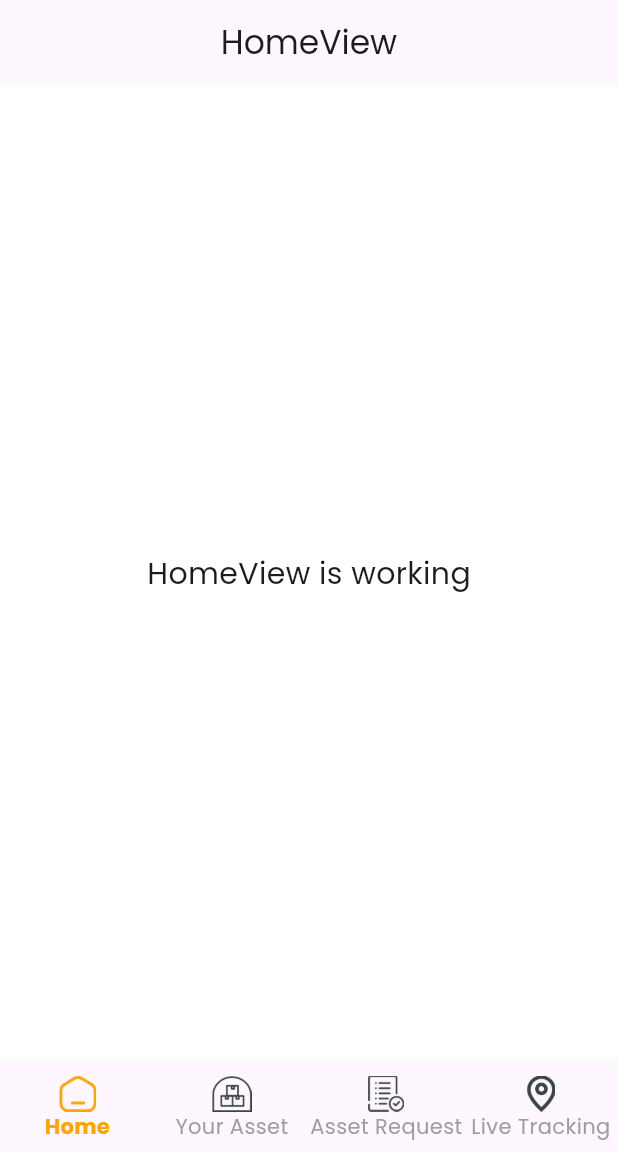
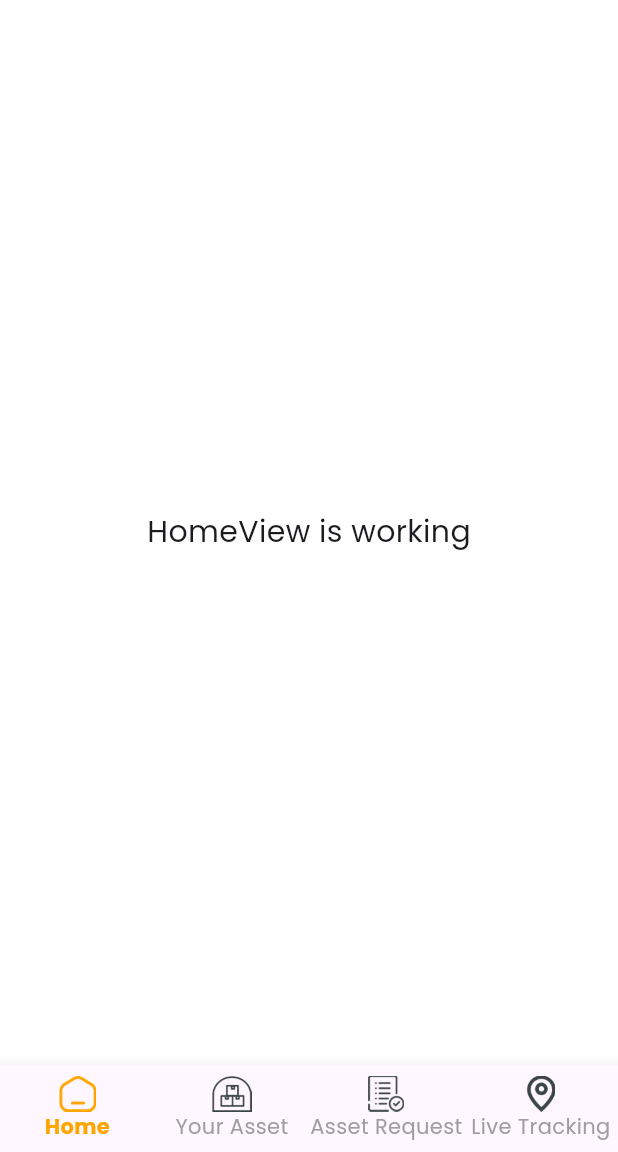
Before and after one commit to dapraws/Tracky-Mobile-backup, a Flutter app: the screen it shows after launch, on a phone screen of 412 x 824 dp, the part 84-1236 px from its top. Run offline on Flutter 3.47's test engine with Material 3 defaults, Android fonts, the phone set to English and light mode, and no system bars; our stand-ins replace get, google_fonts.

Commit message:
feat: update home view

```diff
--- a/lib/app/modules/home/views/home_view.dart
+++ b/lib/app/modules/home/views/home_view.dart
@@ -5,15 +5,11 @@ import 'package:get/get.dart';
 import '../controllers/home_controller.dart';
 
 class HomeView extends GetView<HomeController> {
-  const HomeView({Key? key}) : super(key: key);
+  const HomeView({super.key});
   @override
   Widget build(BuildContext context) {
-    return Scaffold(
-      appBar: AppBar(
-        title: const Text('HomeView'),
-        centerTitle: true,
-      ),
-      body: const Center(
+    return const Scaffold(
+      body: Center(
         child: Text(
           'HomeView is working',
           style: TextStyle(fontSize: 20),
```
